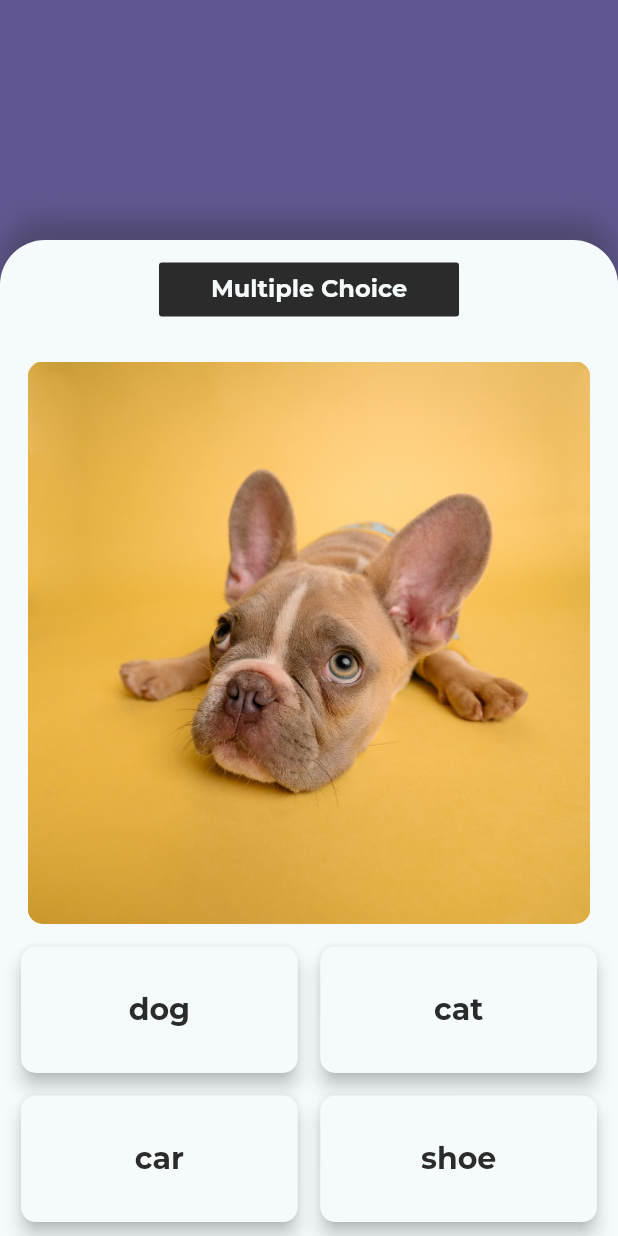
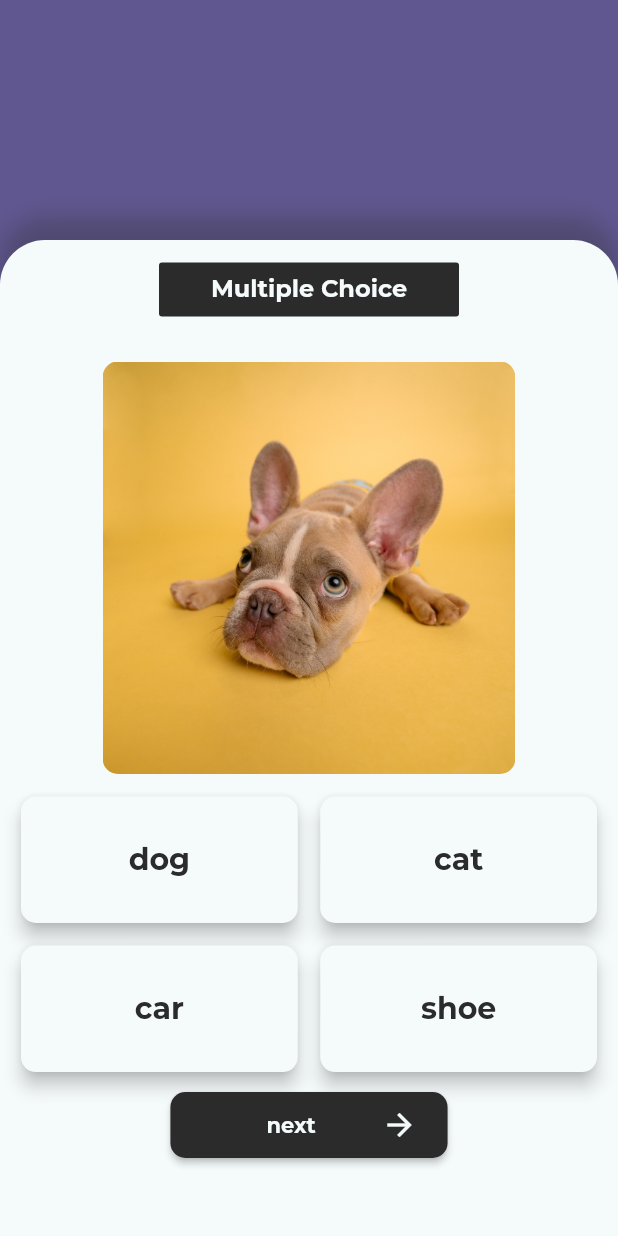
Before and after one commit to cyclexit/object_guesser, a Flutter app: the QuizPage screen opened by its route, on a phone screen of 412 x 824 dp. Run offline on Flutter 3.47's test engine with Material 2 defaults, Android fonts, the phone set to English and light mode, and no system bars; our stand-ins replace google_fonts, logger.

Commit message:
[update] Used `LayoutBuilder` with constraints on `QuizContainer`
- Update `QuizContainer` so that `NexButton` position is static

```diff
--- a/lib/pages/quiz_page.dart
+++ b/lib/pages/quiz_page.dart
@@ -74,10 +74,13 @@ class _QuizPageState extends State<QuizPage> {
                   crossAxisAlignment: CrossAxisAlignment.center,
                   children: [
                 _updateQuiz(),
-                const SizedBox(
-                  height: 30.0,
-                ),
-                NextButton(handlePress: _handleNextQuiz),
+                Expanded(
+                    child: Align(
+                        alignment: Alignment.bottomCenter,
+                        child: Padding(
+                          padding: const EdgeInsets.only(bottom: 50.0),
+                          child: NextButton(handlePress: _handleNextQuiz),
+                        ))),
               ])));
     } else {
       body = SizedBox(
--- a/lib/widgets/quiz/quiz_image.dart
+++ b/lib/widgets/quiz/quiz_image.dart
@@ -9,8 +9,8 @@ class QuizImage extends StatelessWidget {
   const QuizImage(
       {super.key,
       required this.image,
-      this.height = 375.0,
-      this.width = 375.0});
+      this.height = 275.0,
+      this.width = 275.0});
 
   @override
   Widget build(BuildContext context) {
--- a/lib/widgets/quiz_container.dart
+++ b/lib/widgets/quiz_container.dart
@@ -26,6 +26,11 @@ class QuizContainer extends StatelessWidget {
             ],
             borderRadius:
                 const BorderRadius.vertical(top: Radius.circular(30.0))),
-        child: child);
+        child: LayoutBuilder(
+            builder: (context, constraints) => SingleChildScrollView(
+                child: ConstrainedBox(
+                    constraints:
+                        BoxConstraints(maxHeight: constraints.maxHeight),
+                    child: child))));
   }
 }
```
